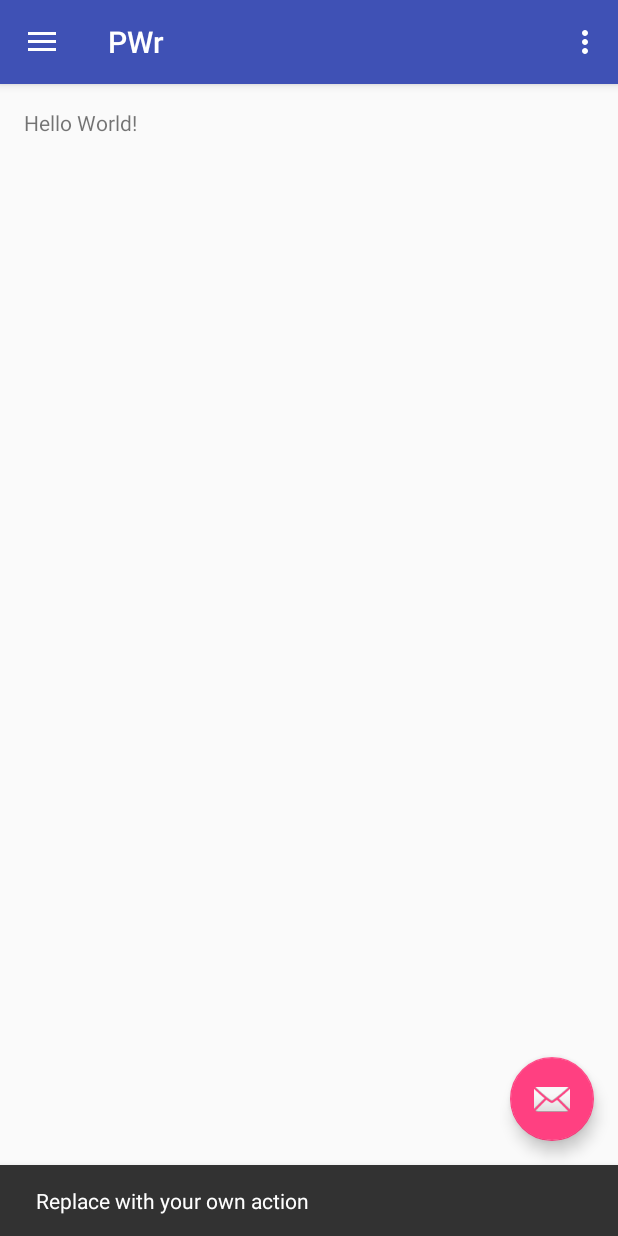
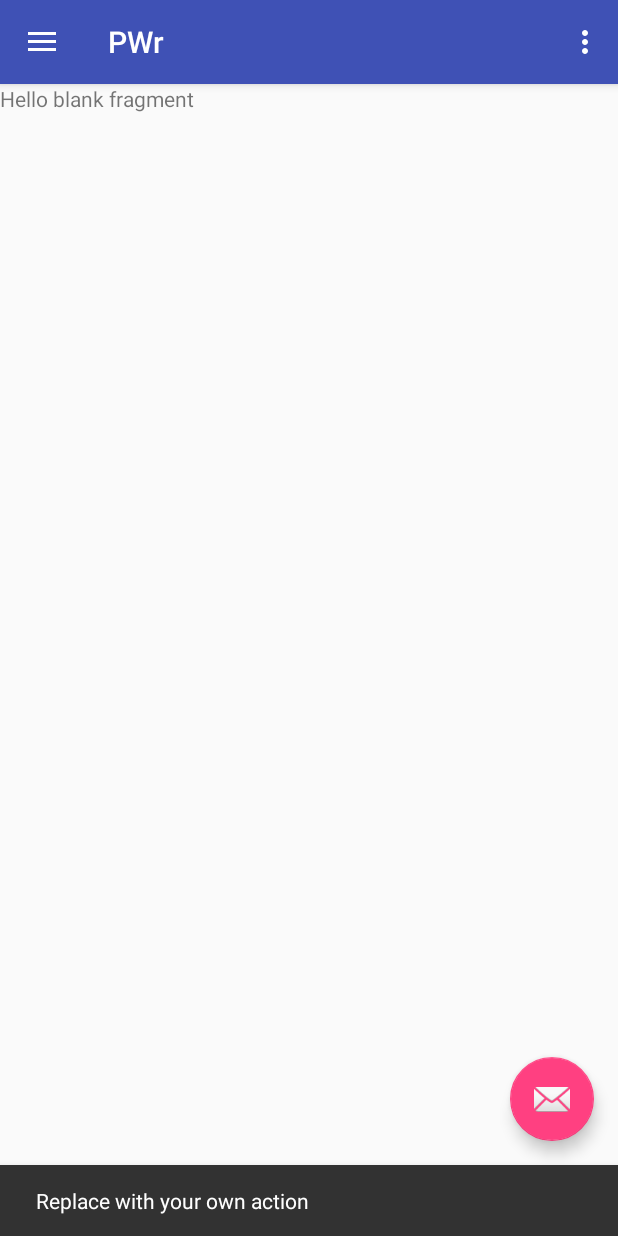
Before and after one commit to ikurek/PWr-App, an Android app: the screen it shows after launch (MainActivity), after a tap on an icon or button, on a phone screen of 412 x 824 dp. Run offline under Robolectric (Android 15) with nearby library versions, the phone set to English and light mode, and no system bars.

Commit message:
Navigation drawer working, one fragment present in code

```diff
--- a/app/build.gradle
+++ b/app/build.gradle
@@ -24,4 +24,5 @@ dependencies {
     testCompile 'junit:junit:4.12'
     compile 'com.android.support:appcompat-v7:24.2.0'
     compile 'com.android.support:design:24.2.0'
+    compile 'com.android.support:support-v4:24.2.0'
 }
--- a/app/src/main/java/com/ikurek/pwr/MainActivity.java
+++ b/app/src/main/java/com/ikurek/pwr/MainActivity.java
@@ -3,6 +3,9 @@ package com.ikurek.pwr;
 import android.os.Bundle;
 import android.support.design.widget.FloatingActionButton;
 import android.support.design.widget.Snackbar;
+import android.support.v4.app.Fragment;
+import android.support.v4.app.FragmentManager;
+import android.support.v4.app.FragmentTransaction;
 import android.view.View;
 import android.support.design.widget.NavigationView;
 import android.support.v4.view.GravityCompat;
@@ -13,6 +16,8 @@ import android.support.v7.widget.Toolbar;
 import android.view.Menu;
 import android.view.MenuItem;
 
+import layout.MapFragment;
+
 public class MainActivity extends AppCompatActivity
         implements NavigationView.OnNavigationItemSelectedListener {
 
@@ -22,6 +27,19 @@ public class MainActivity extends AppCompatActivity
         setContentView(R.layout.activity_main);
         Toolbar toolbar = (Toolbar) findViewById(R.id.toolbar);
         setSupportActionBar(toolbar);
+
+        //Set fragment visible on start
+        Fragment fragment = null;
+        Class fragmentClass = null;
+        fragmentClass = MapFragment.class;
+        try {
+            fragment = (Fragment) fragmentClass.newInstance();
+        } catch (Exception e) {
+            e.printStackTrace();
+        }
+
+        FragmentManager fragmentManager = getSupportFragmentManager();
+        fragmentManager.beginTransaction().replace(R.id.frameLayoutForFragments, fragment).commit();
 
         FloatingActionButton fab = (FloatingActionButton) findViewById(R.id.fab);
         fab.setOnClickListener(new View.OnClickListener() {
@@ -78,21 +96,40 @@ public class MainActivity extends AppCompatActivity
     @Override
     public boolean onNavigationItemSelected(MenuItem item) {
         // Handle navigation view item clicks here.
+        Fragment fragment = null;
+        Class fragmentClass = null;
         int id = item.getItemId();
 
         if (id == R.id.nav_camera) {
-            // Handle the camera action
+            fragmentClass = MapFragment.class;
+
         } else if (id == R.id.nav_gallery) {
+            fragmentClass = MapFragment.class;
 
         } else if (id == R.id.nav_slideshow) {
+            fragmentClass = MapFragment.class;
 
         } else if (id == R.id.nav_manage) {
+            fragmentClass = MapFragment.class;
 
         } else if (id == R.id.nav_share) {
+            fragmentClass = MapFragment.class;
 
         } else if (id == R.id.nav_send) {
+            fragmentClass = MapFragment.class;
 
         }
+
+        //Checking for errors with handling fragments
+        try {
+            fragment = (Fragment) fragmentClass.newInstance();
+        } catch (Exception e) {
+            e.printStackTrace();
+        }
+
+        //Commit transaction
+        FragmentManager fragmentManager = getSupportFragmentManager();
+        fragmentManager.beginTransaction().replace(R.id.frameLayoutForFragments, fragment).commit();
 
         DrawerLayout drawer = (DrawerLayout) findViewById(R.id.drawer_layout);
         drawer.closeDrawer(GravityCompat.START);
--- /dev/null
+++ b/app/src/main/java/layout/MapFragment.java
@@ -0,0 +1,42 @@
+package layout;
+
+
+import android.content.Context;
+import android.os.Bundle;
+import android.support.v4.app.Fragment;
+import android.view.LayoutInflater;
+import android.view.View;
+import android.view.ViewGroup;
+
+import com.ikurek.pwr.R;
+
+/**
+ * A simple {@link Fragment} subclass.
+ * Use the {@link MapFragment#newInstance} factory method to
+ * create an instance of this fragment.
+ */
+public class MapFragment extends Fragment {
+
+    public MapFragment() {
+        // Required empty public constructor
+    }
+
+
+    public static MapFragment newInstance(Context context) {
+        MapFragment fragment = new MapFragment();
+        return fragment;
+    }
+
+    @Override
+    public void onCreate(Bundle savedInstanceState) {
+        super.onCreate(savedInstanceState);
+    }
+
+    @Override
+    public View onCreateView(LayoutInflater inflater, ViewGroup container,
+                             Bundle savedInstanceState) {
+        // Inflate the layout for this fragment
+        return inflater.inflate(R.layout.fragment_map, container, false);
+    }
+
+}
--- a/app/src/main/res/layout/app_bar_main.xml
+++ b/app/src/main/res/layout/app_bar_main.xml
@@ -21,7 +21,13 @@
 
     </android.support.design.widget.AppBarLayout>
 
-    <include layout="@layout/content_main" />
+    <!-- include layout="@layout/content_main" />-->
+
+    <FrameLayout
+        android:id="@+id/frameLayoutForFragments"
+        android:layout_width="match_parent"
+        android:layout_height="match_parent"
+        android:layout_marginTop="?attr/actionBarSize"/>
 
     <android.support.design.widget.FloatingActionButton
         android:id="@+id/fab"
--- a/app/src/main/res/layout/content_main.xml
+++ b/app/src/main/res/layout/content_main.xml
@@ -12,8 +12,8 @@
     tools:context="com.ikurek.pwr.MainActivity"
     tools:showIn="@layout/app_bar_main">
 
-    <TextView
-        android:layout_width="wrap_content"
-        android:layout_height="wrap_content"
-        android:text="Hello World!" />
+    <FrameLayout
+        android:layout_width="match_parent"
+        android:layout_height="match_parent"
+        android:layout_centerHorizontal="true"></FrameLayout>
 </RelativeLayout>
--- /dev/null
+++ b/app/src/main/res/layout/fragment_map.xml
@@ -0,0 +1,13 @@
+<FrameLayout xmlns:android="http://schemas.android.com/apk/res/android"
+    xmlns:tools="http://schemas.android.com/tools"
+    android:layout_width="match_parent"
+    android:layout_height="match_parent"
+    tools:context="layout.MapFragment">
+
+    <!-- TODO: Update blank fragment layout -->
+    <TextView
+        android:layout_width="match_parent"
+        android:layout_height="match_parent"
+        android:text="@string/hello_blank_fragment" />
+
+</FrameLayout>
--- a/app/src/main/res/menu/activity_main_drawer.xml
+++ b/app/src/main/res/menu/activity_main_drawer.xml
@@ -5,11 +5,11 @@
         <item
             android:id="@+id/nav_camera"
             android:icon="@drawable/ic_menu_camera"
-            android:title="Import" />
+            android:title="Start" />
         <item
             android:id="@+id/nav_gallery"
             android:icon="@drawable/ic_menu_gallery"
-            android:title="Gallery" />
+            android:title="Mapa" />
         <item
             android:id="@+id/nav_slideshow"
             android:icon="@drawable/ic_menu_slideshow"
--- a/app/src/main/res/values/strings.xml
+++ b/app/src/main/res/values/strings.xml
@@ -5,4 +5,7 @@
     <string name="navigation_drawer_close">Close navigation drawer</string>
 
     <string name="action_settings">Settings</string>
+
+    <!-- TODO: Remove or change this placeholder text -->
+    <string name="hello_blank_fragment">Hello blank fragment</string>
 </resources>
```
